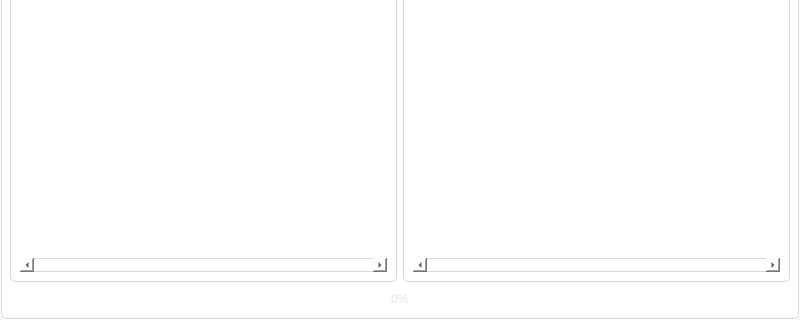
Above: shizhan_file_duplicate_detecte/widget.ui from newsb/qtdemo before the change; both pictures show x 0 to 800 and y 280 to 600 of the 800 by 600 pixel window. Below: the same form after it.
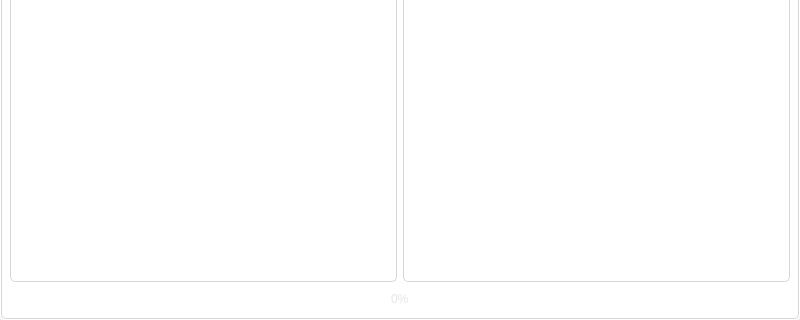
That is the form after the change.

Diff of the .ui file:
```diff
--- a/shizhan_file_duplicate_detecte/widget.ui
+++ b/shizhan_file_duplicate_detecte/widget.ui
@@ -238,7 +238,7 @@
 </string>
              </property>
              <property name="horizontalScrollBarPolicy">
-              <enum>Qt::ScrollBarAlwaysOn</enum>
+              <enum>Qt::ScrollBarAsNeeded</enum>
              </property>
              <property name="sizeAdjustPolicy">
               <enum>QAbstractScrollArea::AdjustIgnored</enum>
@@ -279,7 +279,7 @@
 </string>
              </property>
              <property name="horizontalScrollBarPolicy">
-              <enum>Qt::ScrollBarAlwaysOn</enum>
+              <enum>Qt::ScrollBarAsNeeded</enum>
              </property>
             </widget>
            </item>
```
